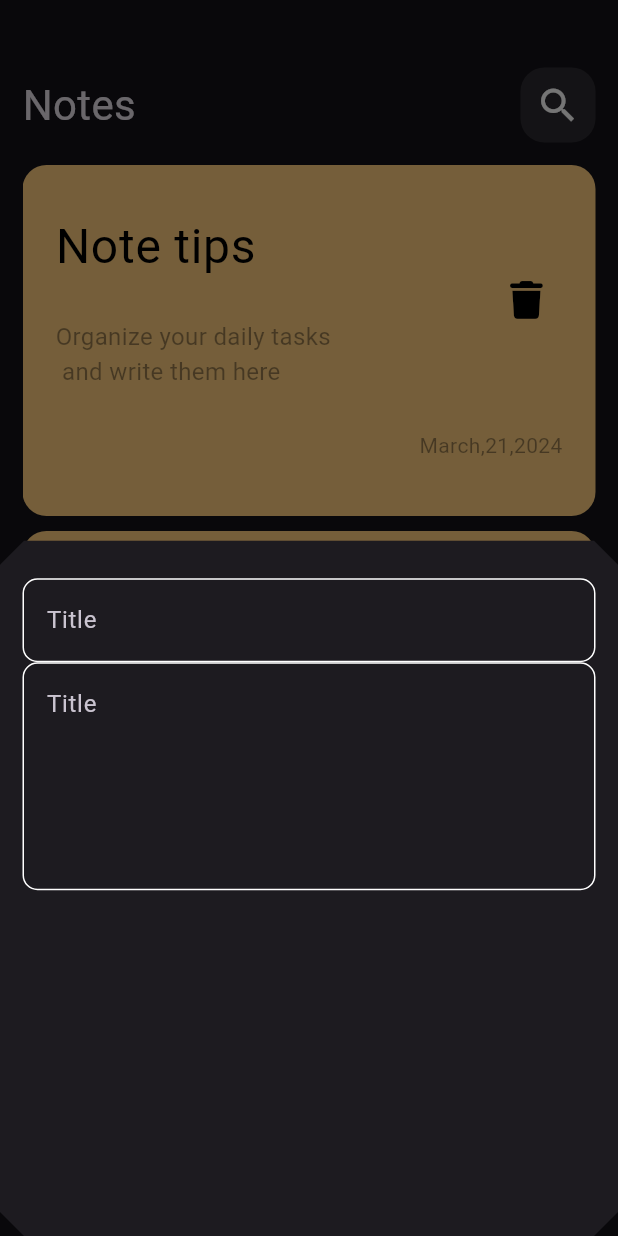
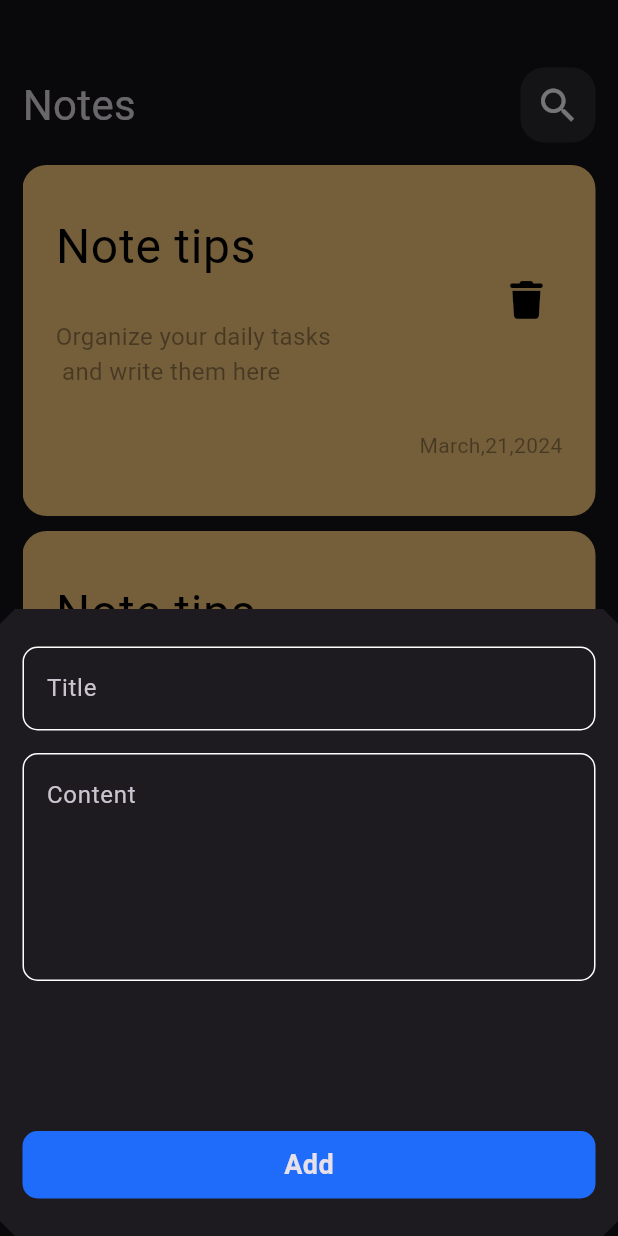
Before and after one commit to abdarahmann/Note-App, a Flutter app: the screen it shows after launch, after a tap on the "add" icon, on a phone screen of 412 x 824 dp. Run offline on Flutter 3.47's test engine with Material 3 defaults, Android fonts, the phone set to English and light mode, and no system bars; our stand-ins replace font_awesome_flutter; Roboto replaces fonts that are missing (Poppins).

Commit message:
create custom button and add it to note bottom sheet

```diff
--- a/lib/views/note_view.dart
+++ b/lib/views/note_view.dart
@@ -15,7 +15,7 @@ class NoteView extends StatelessWidget {
         onPressed: () {
           showModalBottomSheet(
               shape: BeveledRectangleBorder(
-                  borderRadius: BorderRadius.circular(16)),
+                  borderRadius: BorderRadius.circular(10)),
               context: context,
               builder: (context) {
                 return const NoteBottomSheet();
--- a/lib/widgets/add_note_bottom_sheet.dart
+++ b/lib/widgets/add_note_bottom_sheet.dart
@@ -1,5 +1,7 @@
 import 'package:flutter/material.dart';
 
+
+import 'custom_button.dart';
 import 'custom_textfield.dart';
 
 class NoteBottomSheet extends StatelessWidget {
@@ -9,6 +11,7 @@ class NoteBottomSheet extends StatelessWidget {
   Widget build(BuildContext context) {
     return const Padding(
       padding: EdgeInsets.symmetric(horizontal: 15),
+      child: SingleChildScrollView(
         child: Column(
           children: [
             SizedBox(
@@ -17,11 +20,22 @@ class NoteBottomSheet extends StatelessWidget {
             CustomTextField(
               hint: 'Title',
             ),
+            SizedBox(
+              height: 15,
+            ),
             CustomTextField(
-            hint: 'Title',
+              hint: 'Content',
               maxLines: 5,
-          )
+            ),
+            SizedBox(
+              height: 100,
+            ),
+            CustomButton(),
+            SizedBox(
+              height: 25,
+            ),
           ],
+        ),
       ),
     );
   }
--- /dev/null
+++ b/lib/widgets/custom_button.dart
@@ -0,0 +1,28 @@
+import 'package:flutter/material.dart';
+
+import '../constants.dart';
+
+class CustomButton extends StatelessWidget {
+  const CustomButton({super.key});
+
+  @override
+  Widget build(BuildContext context) {
+    return Container(
+      decoration: BoxDecoration(
+        color: kPrimarycolor,
+        borderRadius: BorderRadius.circular(10),
+      ),
+      height: 45,
+      width: MediaQuery.of(context).size.width,
+      child: const Center(
+        child: Text(
+          'Add',
+          style: TextStyle(
+            fontSize: 18,
+            fontWeight: FontWeight.bold,
+          ),
+        ),
+      ),
+    );
+  }
+}
```
Lines whose indentation alone changed are shown as unchanged.
